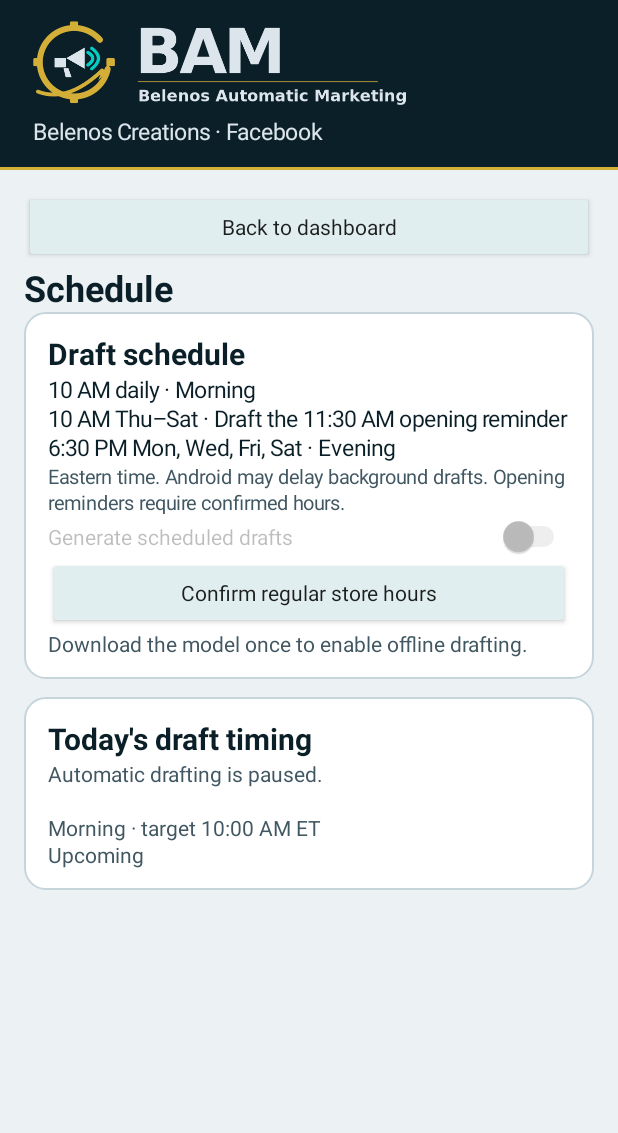
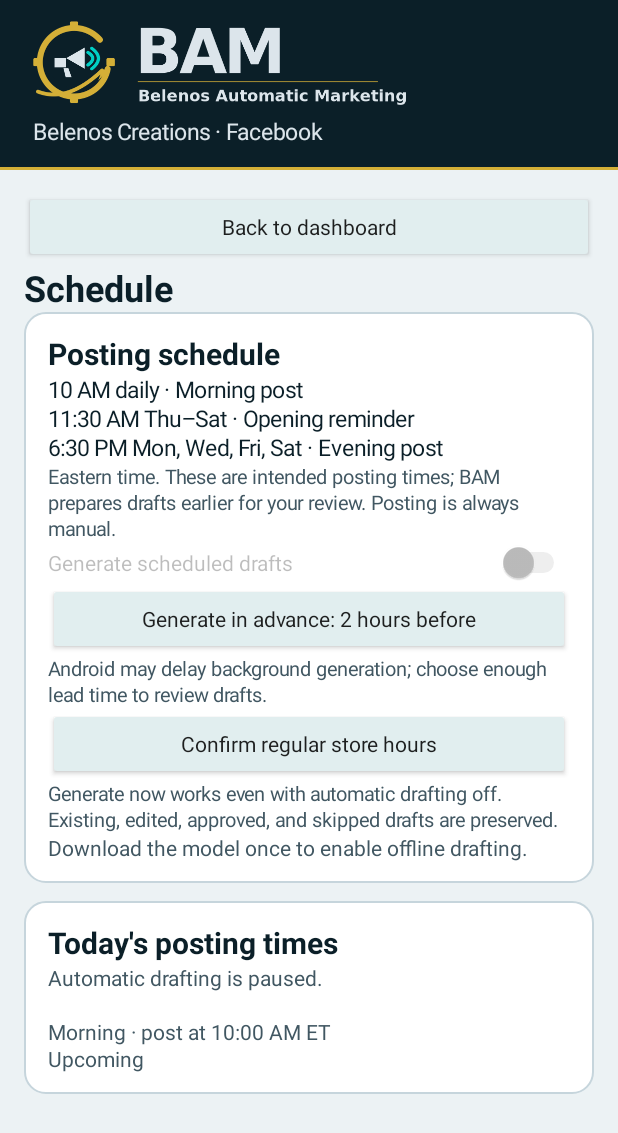
Before and after one commit to BelenosCreations/belenos-marketing-automation, an Android app: the screen it shows after launch (MainActivity), after a tap on "Schedule", on a phone screen of 412 x 824 dp. Shown: the top 1133 px of the screen. Run offline under Robolectric (Android 15) with nearby library versions, the phone set to English and light mode, and no system bars.

Commit message:
Add schedule lead-time picker and immediate today/tomorrow draft buttons

```diff
--- a/android/app/src/main/java/com/belenos/bam/MainActivity.kt
+++ b/android/app/src/main/java/com/belenos/bam/MainActivity.kt
@@ -63,6 +63,8 @@ class MainActivity : Activity() {
     private lateinit var download: Button
     private lateinit var sample: Button
     private lateinit var catchUp: Button
+    private lateinit var tomorrow: Button
+    private lateinit var leadButton: Button
     private lateinit var automatic: Switch
     private lateinit var timingReport: TextView
     private var displayed: List<Draft>? = null
@@ -204,9 +206,9 @@ class MainActivity : Activity() {
 
     private fun buildSchedule(content: LinearLayout) {
         val controls = card(content)
-        controls.addView(text("Draft schedule", 20, bold = true))
-        controls.addView(text("10 AM daily · Morning\n10 AM Thu–Sat · Draft the 11:30 AM opening reminder\n6:30 PM Mon, Wed, Fri, Sat · Evening", 15))
-        controls.addView(text("Eastern time. Android may delay background drafts. Opening reminders require confirmed hours.", 13, muted))
+        controls.addView(text("Posting schedule", 20, bold = true))
+        controls.addView(text("10 AM daily · Morning post\n11:30 AM Thu–Sat · Opening reminder\n6:30 PM Mon, Wed, Fri, Sat · Evening post", 15))
+        controls.addView(text("Eastern time. These are intended posting times; BAM prepares drafts earlier for your review. Posting is always manual.", 13, muted))
         automatic = Switch(this).apply {
             text = "Generate scheduled drafts"
             isChecked = preferences.getBoolean("enabled", false)
@@ -220,19 +222,44 @@ class MainActivity : Activity() {
             }
         }
         controls.addView(automatic)
+        leadButton = button("") {
+            val selected = Schedule.validLead(preferences.getInt("lead_minutes", Schedule.DEFAULT_LEAD_MINUTES))
+            val options = Schedule.leadOptions
+            AlertDialog.Builder(this)
+                .setTitle("Generate how far ahead of posting?")
+                .setSingleChoiceItems(options.map(Schedule::leadLabel).toTypedArray(),
+                    options.indexOf(selected)) { dialog, which ->
+                    preferences.edit().putInt("lead_minutes", options[which]).apply()
+                    dialog.dismiss()
+                    if (automatic.isChecked) DraftWorker.runOnce(applicationContext, sample = false)
+                    redraw()
+                }
+                .setNegativeButton("Cancel", null).show()
+        }
+        controls.addView(leadButton)
+        controls.addView(text("Android may delay background generation; choose enough lead time to review drafts.", 13, muted))
         controls.addView(button("Confirm regular store hours") { confirmHours() })
-        catchUp = button("Generate due drafts now") {
-            preferences.edit().putString("status", "Checking for missing drafts…").apply()
-            DraftWorker.runOnce(applicationContext, sample = false, manual = true)
+        catchUp = button("Generate today's drafts now") {
+            preferences.edit().putString("status", "Preparing today's missing drafts…").apply()
+            DraftWorker.runOnce(applicationContext, sample = false, manual = true,
+                targetDay = LocalDate.now(Schedule.eastern))
             redraw()
         }
         controls.addView(catchUp)
+        tomorrow = button("Generate tomorrow's drafts now") {
+            preferences.edit().putString("status", "Preparing tomorrow's missing drafts…").apply()
+            DraftWorker.runOnce(applicationContext, sample = false, manual = true,
+                targetDay = LocalDate.now(Schedule.eastern).plusDays(1))
+            redraw()
+        }
+        controls.addView(tomorrow)
+        controls.addView(text("Generate now works even with automatic drafting off. Existing, edited, approved, and skipped drafts are preserved.", 13, muted))
         scheduleStatus = text("", 14, muted).apply {
             accessibilityLiveRegion = View.ACCESSIBILITY_LIVE_REGION_POLITE
         }
         controls.addView(scheduleStatus)
         val timing = card(content)
-        timing.addView(text("Today's draft timing", 20, bold = true))
+        timing.addView(text("Today's posting times", 20, bold = true))
         timingReport = text("", 14, muted).apply { setTextIsSelectable(true) }
         timing.addView(timingReport)
     }
@@ -347,6 +374,9 @@ class MainActivity : Activity() {
         download.isEnabled = !pending && !checkingModel
         sample.visibility = if (ready) View.VISIBLE else View.GONE
         catchUp.visibility = if (ready) View.VISIBLE else View.GONE
+        tomorrow.visibility = if (ready) View.VISIBLE else View.GONE
+        leadButton.text = "Generate in advance: " + Schedule.leadLabel(
+            Schedule.validLead(preferences.getInt("lead_minutes", Schedule.DEFAULT_LEAD_MINUTES)))
         automatic.isEnabled = ready || automatic.isChecked
         val currentStatus = when {
             checkingModel -> "Checking the offline model…"
@@ -371,7 +401,11 @@ class MainActivity : Activity() {
         val todaysDrafts = drafts.filter { it.day == day }.associateBy(Draft::slot)
         val planned = Schedule.planned(day, confirmedThrough)
         val draftCount = planned.count { it !in campaign.skipped || it in todaysDrafts }
-        val dueCount = Schedule.due(now, confirmedThrough, campaign).count { it !in todaysDrafts }
+        val dueCount = DraftStore(this).use { store ->
+            Schedule.automaticTargets(now, confirmedThrough,
+                preferences.getInt("lead_minutes", Schedule.DEFAULT_LEAD_MINUTES), store::campaign)
+                .count { !store.contains(it.day, it.slot) }
+        }
         updateTile(Page.SCHEDULE, when (draftCount) {
             0 -> "No slots today"
             1 -> "1 slot today"
@@ -392,8 +426,8 @@ class MainActivity : Activity() {
             pending || checkingModel -> "Offline AI setup in progress" to Page.MODEL
             !ready -> "Set up offline AI to generate drafts" to Page.MODEL
             day > confirmedThrough -> "Confirm store hours for future opening reminders" to Page.SCHEDULE
-            dueCount == 1 -> "1 draft slot due" to Page.SCHEDULE
-            dueCount > 1 -> "$dueCount draft slots due" to Page.SCHEDULE
+            dueCount == 1 -> "1 draft ready to generate" to Page.SCHEDULE
+            dueCount > 1 -> "$dueCount drafts ready to generate" to Page.SCHEDULE
             else -> null
         }
         attention.visibility = if (alert == null) View.GONE else View.VISIBLE
@@ -406,7 +440,7 @@ class MainActivity : Activity() {
         }.map { slot ->
             val target = checkNotNull(slot.draftTime).format(timingClock)
             val detail = slotStatus(day, slot, now, slot in campaign.skipped, todaysDrafts[slot])
-            "${slot.title.substringBefore(" ·")} · target $target ET\n$detail"
+            "${slot.title.substringBefore(" ·")} · post at $target ET\n$detail"
         }
         val report = buildString {
             if (!automatic.isChecked) append("Automatic drafting is paused.\n\n")
```
